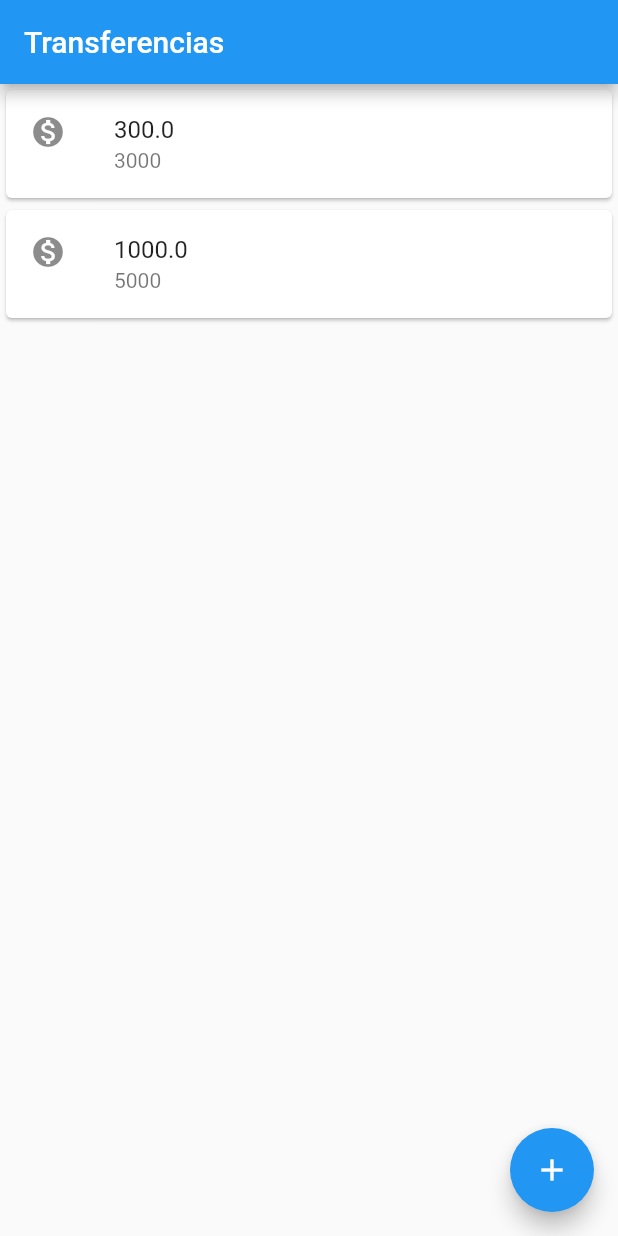
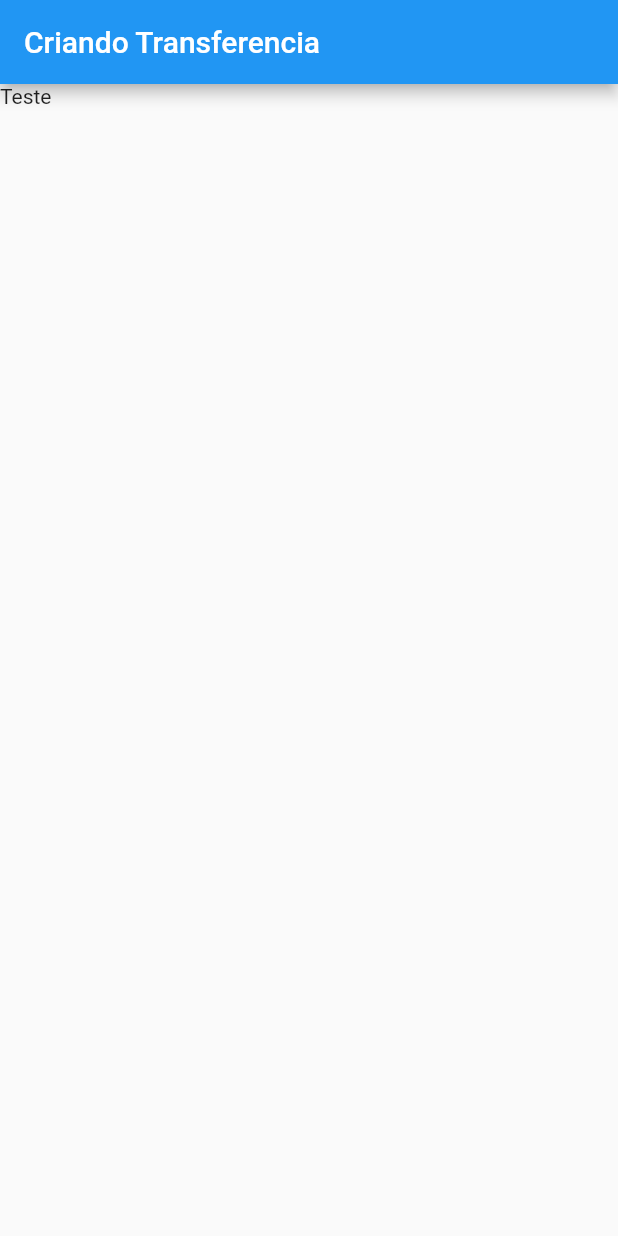
Before and after one commit to cassioate/Flutter-Alura-Transferencias, a Flutter app: the screen it shows after launch, on a phone screen of 412 x 824 dp. Run offline on Flutter 3.47's test engine with Material 2 defaults, Android fonts, the phone set to English and light mode, and no system bars.

Commit message:
Criando carcaça do FormularioTransferencia()

```diff
--- /dev/null
+++ b/lib/widgets/BytebankApp.dart
@@ -0,0 +1,13 @@
+import 'package:flutter/material.dart';
+import 'package:projeto1/widgets/FormularioTransferencia.dart';
+import 'package:projeto1/widgets/ListasTransferencias.dart';
+
+class BytebankApp extends StatelessWidget {
+  @override
+  Widget build(BuildContext context) {
+    return MaterialApp(
+      home: FormularioTransferencia(),
+      // home: ListasTransferencias(),
+    );
+  }
+}
--- /dev/null
+++ b/lib/widgets/FormularioTransferencia.dart
@@ -0,0 +1,14 @@
+import 'package:flutter/material.dart';
+
+class FormularioTransferencia extends StatelessWidget {
+  @override
+  Widget build(BuildContext context) {
+    return Scaffold(
+      appBar: AppBar(
+        title: Text('Criando Transferencia'),
+      ),
+      body: Text('Teste'),
+    );
+    ;
+  }
+}
--- a/lib/widgets/ListasTransferencias.dart
+++ b/lib/widgets/ListasTransferencias.dart
@@ -5,11 +5,20 @@ import 'package:projeto1/widgets/ItemTransferencia.dart';
 class ListasTransferencias extends StatelessWidget {
   @override
   Widget build(BuildContext context) {
-    return Column(
-      children: [
-        ItemTransferencia(Transferencia(300, 3000)),
-        ItemTransferencia(Transferencia(1000, 5000)),
-      ],
+    return Scaffold(
+      appBar: AppBar(
+        title: Text('Transferencias'),
+      ),
+      body: Column(
+        children: [
+          ItemTransferencia(Transferencia(300, 3000)),
+          ItemTransferencia(Transferencia(1000, 5000)),
+        ],
+      ),
+      floatingActionButton: FloatingActionButton(
+        onPressed: () {},
+        child: Icon(Icons.add),
+      ),
     );
   }
 }
```
Also changed, not shown: lib/main.dart (+2 -15 lines).
